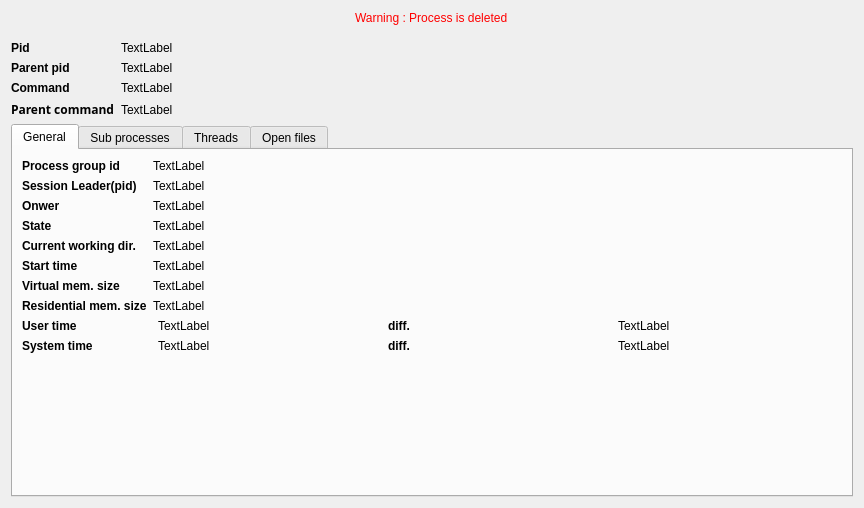
Qt form src/ui/procinfodialog.ui (iddekingej/procgui) before a commit.
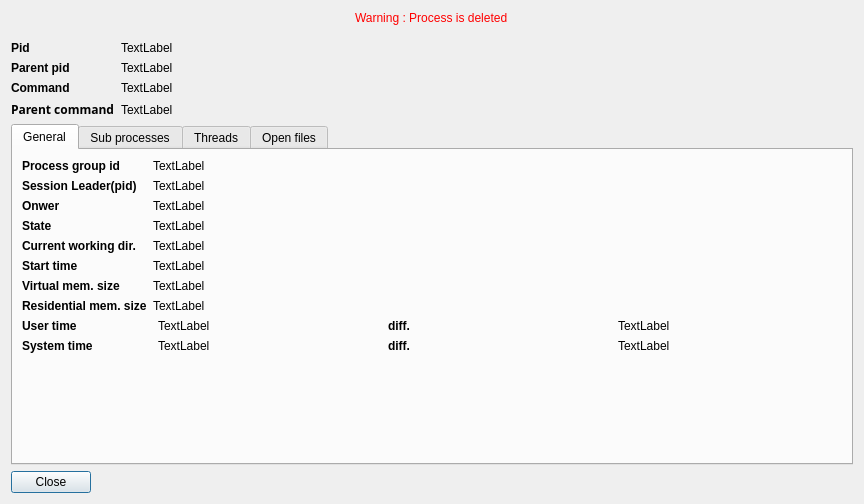
The same form after that commit.

Commit message: *Add close button to process detail dialog

```diff
--- a/src/ui/procinfodialog.ui
+++ b/src/ui/procinfodialog.ui
@@ -7,7 +7,7 @@
     <x>0</x>
     <y>0</y>
     <width>864</width>
-    <height>508</height>
+    <height>504</height>
    </rect>
   </property>
   <property name="windowTitle">
@@ -431,6 +431,19 @@
      </widget>
     </widget>
    </item>
+   <item>
+    <widget class="QPushButton" name="close_button">
+     <property name="sizePolicy">
+      <sizepolicy hsizetype="Maximum" vsizetype="Fixed">
+       <horstretch>0</horstretch>
+       <verstretch>0</verstretch>
+      </sizepolicy>
+     </property>
+     <property name="text">
+      <string>Close</string>
+     </property>
+    </widget>
+   </item>
   </layout>
  </widget>
  <resources/>
```
The commit also changes 1 other file.
